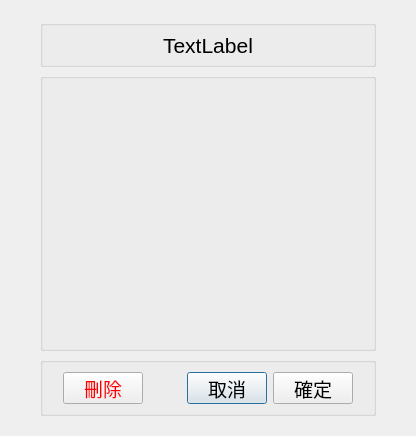
This is src/AdbClient/DialogInput.ui in roger0816/Adb as Qt 5 draws it before an edit. The edited form follows.
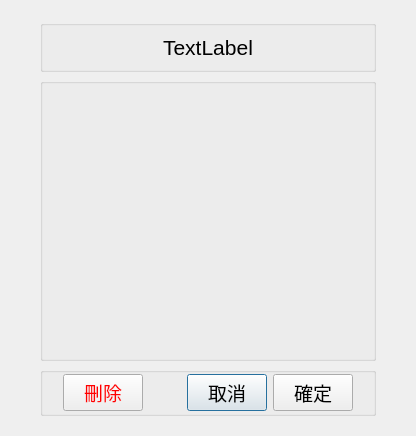
This is the edited form.

```diff
--- a/src/AdbClient/DialogInput.ui
+++ b/src/AdbClient/DialogInput.ui
@@ -129,9 +129,15 @@
          <property name="leftMargin">
           <number>20</number>
          </property>
+         <property name="topMargin">
+          <number>0</number>
+         </property>
          <property name="rightMargin">
           <number>20</number>
          </property>
+         <property name="bottomMargin">
+          <number>0</number>
+         </property>
          <item row="0" column="2">
           <widget class="QPushButton" name="btnCancel">
            <property name="text">
```
